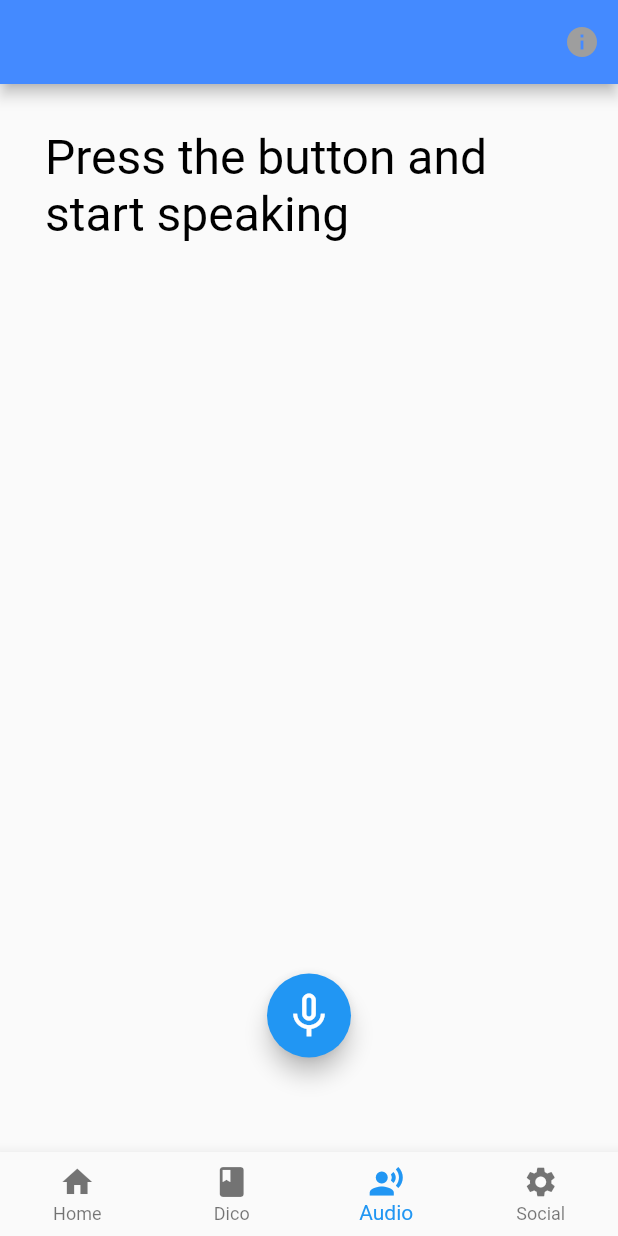
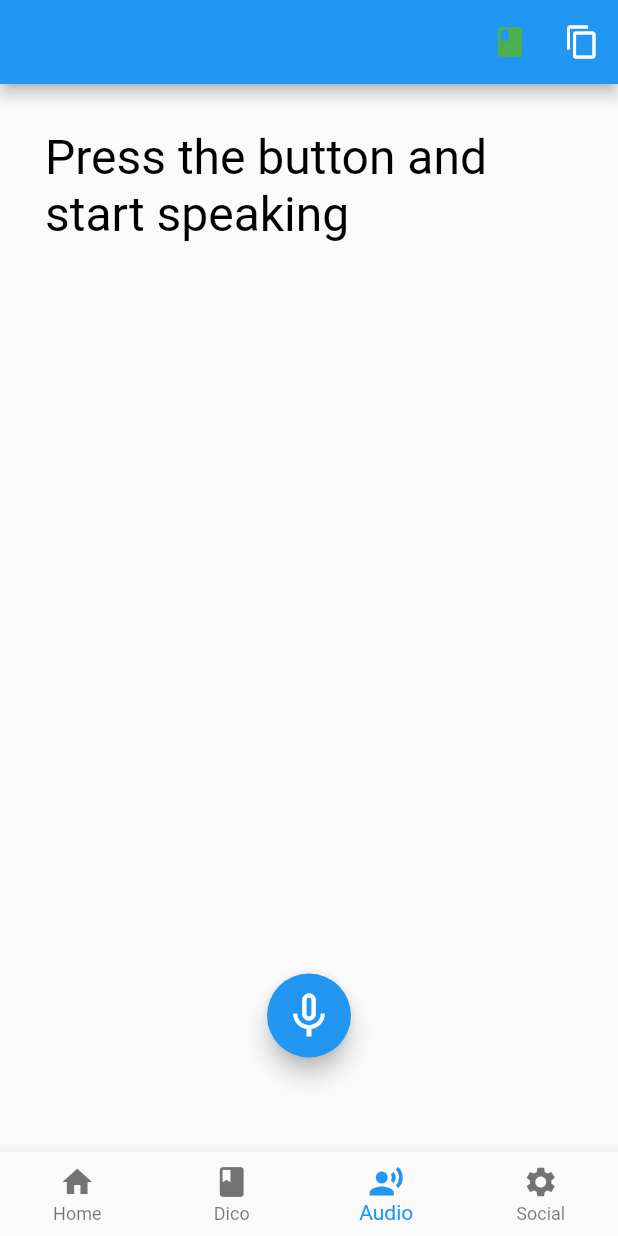
Before and after one commit to Achaire-Zogo/ivisatrans, a Flutter app: the screen it shows after launch, item 3 of the bottom bar chosen, on a phone screen of 412 x 824 dp. Run offline on Flutter 3.47's test engine with Material 2 defaults, Android fonts, the phone set to English and light mode, and no system bars; drawn by our look-alikes of avatar_glow; our stand-ins replace speech_to_text, webview_flutter; missing offline and left inert: clipboard, translator.

Commit message:
first job done

```diff
--- a/lib/Screen/Dico/Audio.dart
+++ b/lib/Screen/Dico/Audio.dart
@@ -1,59 +1,116 @@
 import 'package:avatar_glow/avatar_glow.dart';
+import 'package:clipboard/clipboard.dart';
 import 'package:flutter/material.dart';
+import 'package:speech_to_text/speech_to_text.dart' as stt;
 import 'package:translator/translator.dart';
 
 import '../../api/speech_api.dart';
 import '../../utils.dart';
+import '../../widget/substring_highlighted.dart';
 
 class Audio extends StatefulWidget {
-  const Audio({Key? key}) : super(key: key);
-
   @override
   _AudioState createState() => _AudioState();
 }
 
 class _AudioState extends State<Audio> {
-  GoogleTranslator translator = GoogleTranslator(); //using google translator
+  void initState() {
+    super.initState();
+    _speech = stt.SpeechToText();
+  }
 
-  String? out;
-  final lang = TextEditingController(); //getting text
+  var _speech = stt.SpeechToText();
+  String text = 'Press the button and start speaking';
+  bool isListening = false;
+  GoogleTranslator translator = GoogleTranslator();
 
   void trans() {
-    translator.translate(lang.text, to: 'de') //translating to hi = hindi
+    translator.translate(text, to: 'de') //translating to hi = hindi
         .then((output) {
       setState(() {
-        out =
+        text =
             output.text; //placing the translated text to the String to be used
       });
-      print(out);
+      print(text);
     });
   }
 
-  String text = 'Press the button and start speaking';
-  bool isListening = false;
+  void onListen() async {
+    if (!isListening) {
+      bool available = await _speech.initialize(
+          onStatus: (status) => print("$status"),
+          onError: (errorNotification) => print("$errorNotification"));
+      if (available) {
+        setState(() {
+          isListening = true;
+        });
+        _speech.listen(
+          onResult: (result) => setState(() {
+            text = result.recognizedWords;
+          }),
+        );
+      }
+    } else {
+      setState(() {
+        isListening = false;
+      });
+      _speech.stop();
+    }
+  }
+
   @override
-  Widget build(BuildContext context) {
-    return Scaffold(
+  Widget build(BuildContext context) => Scaffold(
+        appBar: AppBar(
+          title: Text(''),
+          centerTitle: true,
+          actions: <Widget>[
+            IconButton(
+              onPressed: () {
+                trans();
+              },
+              icon: Icon(Icons.book),
+              color: Colors.green,
+            ),
+            IconButton(
+              icon: Icon(Icons.content_copy),
+              onPressed: () async {
+                await FlutterClipboard.copy(text);
+                Scaffold.of(context).showSnackBar(
+                  SnackBar(content: Text('✓   Copied to Clipboard')),
+                );
+              },
+            ),
+          ],
+        ),
         body: SingleChildScrollView(
-        padding: const EdgeInsets.all((30)),
-        child: Text(
-          text,
-          style: TextStyle(
-              fontSize: 32.0, color: Colors.black, fontWeight: FontWeight.w400),
+          reverse: true,
+          padding: const EdgeInsets.all(30).copyWith(bottom: 150),
+          child: SubstringHighlight(
+            text: text,
+            terms: Command.all,
+            textStyle: const TextStyle(
+              fontSize: 32.0,
+              color: Colors.black,
+              fontWeight: FontWeight.w400,
+            ),
+            textStyleHighlight: const TextStyle(
+              fontSize: 32.0,
+              color: Colors.red,
+              fontWeight: FontWeight.w400,
+            ),
           ),
         ),
         floatingActionButtonLocation: FloatingActionButtonLocation.centerFloat,
         floatingActionButton: AvatarGlow(
-        animate: true,
+          animate: isListening,
           endRadius: 75,
           glowColor: Theme.of(context).primaryColor,
           child: FloatingActionButton(
             child: Icon(isListening ? Icons.mic : Icons.mic_none, size: 36),
-          onPressed: () {},
+            onPressed: onListen,
           ),
         ),
       );
-  }
 
   Future toggleRecording() => SpeechApi.toggleRecording(
         onResult: (text) => setState(() => this.text = text),
--- a/lib/Screen/start.dart
+++ b/lib/Screen/start.dart
@@ -22,7 +22,7 @@ class _HomePageAllState extends State<HomePageAll> {
     tabs = [
       const Home(),
       const Translate(),
-      const Audio(),
+      Audio(),
       // //TabScreen2(user: widget.user),
       // TabScreen4(user: widget.user),
     ];
@@ -36,18 +36,6 @@ class _HomePageAllState extends State<HomePageAll> {
 
   @override
   Widget build(BuildContext context) => Scaffold(
-        appBar: AppBar(
-          backgroundColor: Colors.blueAccent,
-          actions: <Widget>[
-            IconButton(
-              onPressed: () {
-                // gett();
-              },
-              icon: Icon(Icons.info),
-              color: Colors.grey,
-            )
-          ],
-        ),
         // drawer: NavDrawer(),
         body: tabs[currentTabIndex],
         bottomNavigationBar: BottomNavigationBar(
--- a/pubspec.yaml
+++ b/pubspec.yaml
@@ -29,7 +29,6 @@ environment:
 dependencies:
   translator: ^0.1.2
   webview_flutter: ^3.0.4
-  flutter_webview_plugin:
   flutter_inappwebview: ^5.3.2
   connectivity_plus: ^1.0.6
   url_launcher: ^6.0.9
```
Also changed, not shown: lib/Screen/Dico/Translate.dart (+0 -11 lines), lib/Screen/web/home.dart (+6 -8 lines), pubspec.lock, 2 other files. Lines whose indentation alone changed are shown as unchanged.
